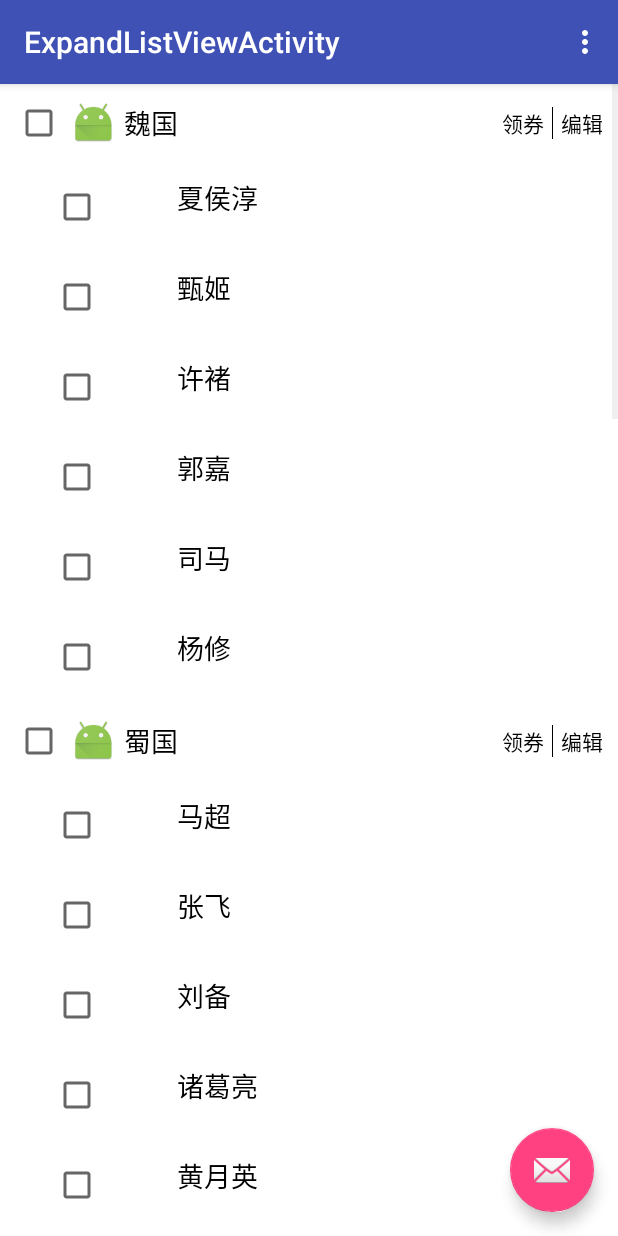
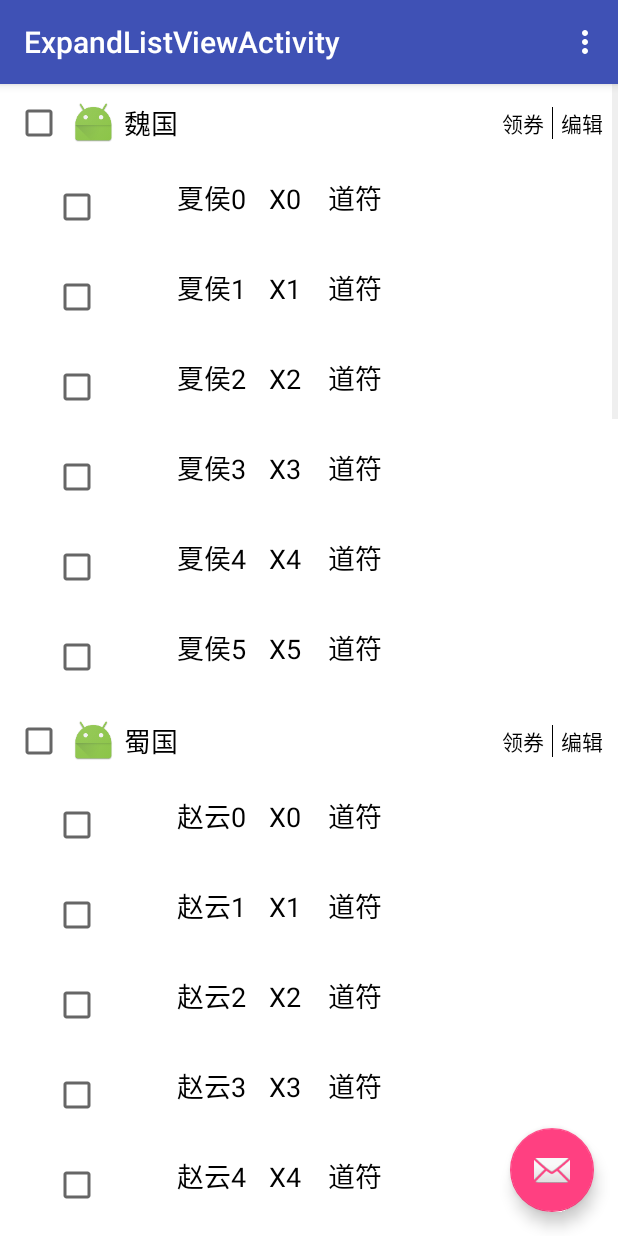
Before and after one commit to 1181631922/Nested, an Android app: the ExpandListViewActivity screen opened directly, with no data from a screen before it, on a phone screen of 412 x 824 dp. Run offline under Robolectric (Android 15) with nearby library versions, the phone set to English and light mode, and no system bars; libraries missing offline, so code that uses them is left out: com.facebook.drawee; plain views replace SimpleDraweeView; pictures from the network do not load; 3 statements that could not run were skipped.

Commit message:
类似淘宝购物车，完成layout操作

```diff
--- /dev/null
+++ b/app/src/main/java/com/fanyafeng/nested/ExpandListView/ChildItemBean.java
@@ -0,0 +1,74 @@
+package com.fanyafeng.nested.ExpandListView;
+
+import android.os.Parcel;
+import android.os.Parcelable;
+
+/**
+ * Created by fanyafeng on 2016/2/23,0023.
+ */
+public class ChildItemBean implements Parcelable,Comparable{
+    private int count;
+    private String name;
+
+    public ChildItemBean(int count, String name) {
+        this.count = count;
+        this.name = name;
+    }
+
+    public int getCount() {
+        return count;
+    }
+
+    public void setCount(int count) {
+        this.count = count;
+    }
+
+    public String getName() {
+        return name;
+    }
+
+    public void setName(String name) {
+        this.name = name;
+    }
+
+    @Override
+    public String toString() {
+        return "ChildItemBean{" +
+                "count=" + count +
+                ", name='" + name + '\'' +
+                '}';
+    }
+
+    @Override
+    public int compareTo(Object another) {
+        return 0;
+    }
+
+    @Override
+    public int describeContents() {
+        return 0;
+    }
+
+    @Override
+    public void writeToParcel(Parcel dest, int flags) {
+        dest.writeInt(count);
+        dest.writeString(name);
+    }
+
+    protected ChildItemBean(Parcel in) {
+        count = in.readInt();
+        name = in.readString();
+    }
+
+    public static final Creator<ChildItemBean> CREATOR = new Creator<ChildItemBean>() {
+        @Override
+        public ChildItemBean createFromParcel(Parcel in) {
+            return new ChildItemBean(in);
+        }
+
+        @Override
+        public ChildItemBean[] newArray(int size) {
+            return new ChildItemBean[size];
+        }
+    };
+}
--- a/app/src/main/java/com/fanyafeng/nested/ExpandListView/ExpandAdapter.java
+++ b/app/src/main/java/com/fanyafeng/nested/ExpandListView/ExpandAdapter.java
@@ -8,6 +8,8 @@ import android.view.LayoutInflater;
 import android.view.View;
 import android.view.ViewGroup;
 import android.widget.BaseExpandableListAdapter;
+import android.widget.Button;
+import android.widget.EditText;
 import android.widget.LinearLayout;
 import android.widget.TextView;
 import android.widget.Toast;
@@ -15,6 +17,7 @@ import android.widget.Toast;
 import com.facebook.drawee.view.SimpleDraweeView;
 import com.fanyafeng.nested.R;
 
+import java.util.ArrayList;
 import java.util.List;
 
 /**
@@ -25,9 +28,18 @@ public class ExpandAdapter extends BaseExpandableListAdapter {
     private Context context;
     private List<ExpandBean> expandBeanList;
 
+    private GroupHolder groupHolder;
+    private ChildHolder childHolder;
+
+    private List<String> stringList;
+
     public ExpandAdapter(Context context, List<ExpandBean> expandBeanList) {
         this.context = context;
         this.expandBeanList = expandBeanList;
+        stringList = new ArrayList<>();
+        for (int i = 0; i < expandBeanList.size(); i++) {
+            stringList.add(i, "编辑");
+        }
     }
 
     @Override
@@ -71,12 +83,11 @@ public class ExpandAdapter extends BaseExpandableListAdapter {
     }
 
     @Override
-    public View getGroupView(final int groupPosition, boolean isExpanded, View convertView, ViewGroup parent) {
-
-        GroupHolder groupHolder = null;
+    public View getGroupView(int groupPosition, boolean isExpanded, View convertView, ViewGroup parent) {
+//        GroupHolder groupHolder = null;
         if (convertView == null) {
             convertView = LayoutInflater.from(context).inflate(R.layout.layout_parent_expand, null);
-            groupHolder=new GroupHolder();
+            groupHolder = new GroupHolder();
             groupHolder.tv_expand_name = (TextView) convertView.findViewById(R.id.tv_expand_name);
             groupHolder.tv_expand_edit = (TextView) convertView.findViewById(R.id.tv_expand_edit);
             convertView.setTag(groupHolder);
@@ -85,32 +96,88 @@ public class ExpandAdapter extends BaseExpandableListAdapter {
         }
 
         groupHolder.tv_expand_name.setText(getGroup(groupPosition).toString());
+        groupHolder.tv_expand_edit.setText(stringList.get(groupPosition));
+        groupHolder.tv_expand_edit.setOnClickListener(new GroupViewClick(groupPosition));
         return convertView;
+    }
+
+    class GroupViewClick implements View.OnClickListener {
+        private int groupPosition;
+
+        public GroupViewClick(int groupPosition) {
+            this.groupPosition = groupPosition;
+        }
+
+        @Override
+        public void onClick(View v) {
+            int groupId = v.getId();
+            if (groupId == groupHolder.tv_expand_edit.getId()) {
+//                Toast.makeText(context, "点击的position：" + groupPosition, Toast.LENGTH_SHORT).show();
+//                groupHolder.tv_expand_edit.setText("点击");
+                if (stringList.get(groupPosition).equals("编辑")) {
+                    stringList.set(groupPosition, "完成");
+                } else {
+                    stringList.set(groupPosition, "编辑");
+                }
+                notifyDataSetChanged();
+            }
+        }
     }
 
     class ChildHolder {
         TextView tv_expand_child_name;
+        TextView tv_done_edit;
         SimpleDraweeView iv_expand_child_icon;
+        LinearLayout layout_is_edit;
+        Button btn_count_reduce;
+        EditText content_fu_count;
+        Button btn_count_add;
     }
 
     @Override
-    public View getChildView(final int groupPosition, final int childPosition, boolean isLastChild, View convertView, ViewGroup parent) {
-        ChildHolder childHolder = null;
+    public View getChildView(int groupPosition, int childPosition, boolean isLastChild, View convertView, ViewGroup parent) {
+//        ChildHolder childHolder = null;
         if (convertView == null) {
             convertView = LayoutInflater.from(context).inflate(R.layout.layout_child_expand, null);
-            childHolder=new ChildHolder();
+            childHolder = new ChildHolder();
             childHolder.tv_expand_child_name = (TextView) convertView.findViewById(R.id.tv_expand_child_name);
+            childHolder.tv_done_edit = (TextView) convertView.findViewById(R.id.tv_done_edit);
             childHolder.iv_expand_child_icon = (SimpleDraweeView) convertView.findViewById(R.id.iv_expand_child_icon);
+            childHolder.layout_is_edit = (LinearLayout) convertView.findViewById(R.id.layout_is_edit);
+            childHolder.btn_count_reduce = (Button) convertView.findViewById(R.id.btn_count_reduce);
+            childHolder.content_fu_count = (EditText) convertView.findViewById(R.id.content_fu_count);
+            childHolder.btn_count_add = (Button) convertView.findViewById(R.id.btn_count_add);
+
             convertView.setTag(childHolder);
         } else {
             childHolder = (ChildHolder) convertView.getTag();
         }
-
-        childHolder.tv_expand_child_name.setText(getChild(groupPosition, childPosition).toString());
+        if (stringList.get(groupPosition).equals("完成")) {
+            childHolder.tv_done_edit.setVisibility(View.GONE);
+            childHolder.layout_is_edit.setVisibility(View.VISIBLE);
+        } else {
+            childHolder.tv_done_edit.setVisibility(View.VISIBLE);
+            childHolder.layout_is_edit.setVisibility(View.GONE);
+        }
+        final ChildItemBean childItemBean = (ChildItemBean) getChild(groupPosition, childPosition);
+        childHolder.tv_expand_child_name.setText(childItemBean.getName());
+        childHolder.tv_done_edit.setText("X" + childItemBean.getCount() + "　道符");
+        childHolder.content_fu_count.setText(String.valueOf(childItemBean.getCount()));
         childHolder.iv_expand_child_icon.setImageURI(Uri.parse(imageUri));
+        childHolder.btn_count_add.setOnClickListener(new View.OnClickListener() {
+            @Override
+            public void onClick(View v) {
+                int mycount = Integer.parseInt(childHolder.content_fu_count.getText().toString().trim());
+                childItemBean.setCount(mycount++);
+                childHolder.content_fu_count.setText(String.valueOf(mycount++));
+                Toast.makeText(context, "符增加按钮被点击" + mycount++, Toast.LENGTH_SHORT).show();
+                notifyDataSetChanged();
+            }
+        });
 
         return convertView;
     }
+
 
     @Override
     public boolean isChildSelectable(int groupPosition, int childPosition) {
--- a/app/src/main/java/com/fanyafeng/nested/ExpandListView/ExpandBean.java
+++ b/app/src/main/java/com/fanyafeng/nested/ExpandListView/ExpandBean.java
@@ -10,9 +10,9 @@ import java.util.List;
  */
 public class ExpandBean implements Comparable,Parcelable{
     private String Group;
-    private List<String> Child;
+    private List<ChildItemBean> Child;
 
-    public ExpandBean(String group, List<String> child) {
+    public ExpandBean(String group, List<ChildItemBean> child) {
         Group = group;
         Child = child;
     }
@@ -25,12 +25,20 @@ public class ExpandBean implements Comparable,Parcelable{
         Group = group;
     }
 
-    public List<String> getChild() {
+    public List<ChildItemBean> getChild() {
         return Child;
     }
 
-    public void setChild(List<String> child) {
+    public void setChild(List<ChildItemBean> child) {
         Child = child;
+    }
+
+    @Override
+    public String toString() {
+        return "ExpandBean{" +
+                "Group='" + Group + '\'' +
+                ", Child=" + Child +
+                '}';
     }
 
 
@@ -47,12 +55,12 @@ public class ExpandBean implements Comparable,Parcelable{
     @Override
     public void writeToParcel(Parcel dest, int flags) {
         dest.writeString(Group);
-        dest.writeStringList(Child);
+        dest.writeTypedList(Child);
     }
 
     protected ExpandBean(Parcel in) {
         Group = in.readString();
-        Child = in.createStringArrayList();
+        Child = in.createTypedArrayList(ChildItemBean.CREATOR);
     }
 
     public static final Creator<ExpandBean> CREATOR = new Creator<ExpandBean>() {
@@ -66,4 +74,5 @@ public class ExpandBean implements Comparable,Parcelable{
             return new ExpandBean[size];
         }
     };
+
 }
--- a/app/src/main/java/com/fanyafeng/nested/ExpandListView/ExpandListViewActivity.java
+++ b/app/src/main/java/com/fanyafeng/nested/ExpandListView/ExpandListViewActivity.java
@@ -69,14 +69,32 @@ public class ExpandListViewActivity extends BaseActivity {
         String[] shu=new String[]{"马超", "张飞", "刘备", "诸葛亮", "黄月英", "赵云", "马谡"};
         String[] wu=new String[]{"吕蒙", "陆逊", "孙权", "周瑜", "孙尚香"};
 
-        ExpandBean expandBean0 = new ExpandBean("魏国", Arrays.asList(wei));
+        List<ChildItemBean> weiChildItemBeanList=new ArrayList<>();
+        for (int i=0;i<6;i++){
+            ChildItemBean childItemBean=new ChildItemBean(i,"夏侯"+i);
+            weiChildItemBeanList.add(i,childItemBean);
+        }
+
+        List<ChildItemBean> shuChildItemBeanList=new ArrayList<>();
+        for (int i=0;i<7;i++){
+            ChildItemBean childItemBean=new ChildItemBean(i,"赵云"+i);
+            shuChildItemBeanList.add(i,childItemBean);
+        }
+
+        List<ChildItemBean> wuChildItemBeanList=new ArrayList<>();
+        for (int i=0;i<5;i++){
+            ChildItemBean childItemBean=new ChildItemBean(i,"周瑜"+i);
+            wuChildItemBeanList.add(i,childItemBean);
+        }
+
+        ExpandBean expandBean0 = new ExpandBean("魏国", weiChildItemBeanList);
         expandBeanList.add(0,expandBean0);
-        ExpandBean expandBean1=new ExpandBean("蜀国",Arrays.asList(shu));
+        ExpandBean expandBean1=new ExpandBean("蜀国",shuChildItemBeanList);
         expandBeanList.add(1,expandBean1);
-        ExpandBean expandBean2=new ExpandBean("吴国",Arrays.asList(wu));
+        ExpandBean expandBean2=new ExpandBean("吴国",wuChildItemBeanList);
         expandBeanList.add(2,expandBean2);
         for (int i=0;i<4;i++){
-            ExpandBean expandBean3=new ExpandBean("吴国",Arrays.asList(wu));
+            ExpandBean expandBean3=new ExpandBean("吴国",wuChildItemBeanList);
             expandBeanList.add(expandBean3);
         }
 
@@ -190,7 +208,7 @@ public class ExpandListViewActivity extends BaseActivity {
             TextView line = new TextView(ExpandListViewActivity.this);
             SimpleDraweeView iv_expand_child_icon = (SimpleDraweeView) view.findViewById(R.id.iv_expand_child_icon);
             iv_expand_child_icon.setImageURI(Uri.parse(imageUri));
-            TextView tv_is_edit = (TextView) view.findViewById(R.id.tv_is_edit);
+            TextView tv_is_edit = (TextView) view.findViewById(R.id.tv_done_edit);
 
             linearLayout.addView(view, params);
             line.setTextColor(Color.BLACK);
--- a/app/src/main/res/layout/layout_child_expand.xml
+++ b/app/src/main/res/layout/layout_child_expand.xml
@@ -28,20 +28,58 @@
         android:layout_height="wrap_content"
         android:layout_centerVertical="true"
         android:gravity="center_vertical"
-        android:text="某某某旗舰店"
+        android:text="旗舰店"
         android:textColor="@android:color/black"
         android:textSize="18dp" />
 
     <TextView
-        android:id="@+id/tv_is_edit"
+        android:id="@+id/tv_done_edit"
         android:layout_width="wrap_content"
         android:layout_height="wrap_content"
         android:layout_centerVertical="true"
+        android:layout_marginLeft="15dp"
         android:gravity="center_vertical"
-        android:layout_marginLeft="15dp"
-        android:text="编辑状态"
-        android:visibility="gone"
+        android:text="x1　道符"
         android:textColor="@android:color/black"
-        android:textSize="18dp"/>
+        android:textSize="18dp" />
+
+    <LinearLayout
+        android:id="@+id/layout_is_edit"
+        android:layout_width="wrap_content"
+        android:layout_height="30dp"
+        android:gravity="center_vertical"
+        android:orientation="horizontal"
+        android:visibility="gone">
+
+        <Button
+            android:id="@+id/btn_count_reduce"
+            android:layout_width="30dp"
+            android:layout_height="30dp"
+            android:layout_marginLeft="8dp"
+            android:background="#9F897E"
+            android:text="—"
+            android:textColor="@android:color/white" />
+
+
+        <EditText
+            android:id="@+id/content_fu_count"
+            android:layout_width="60dp"
+            android:layout_height="30dp"
+            android:background="#E5DED8"
+            android:digits="0123456789"
+            android:gravity="center_vertical|center_horizontal"
+            android:inputType="number"
+            android:longClickable="false"
+            android:maxLength="2"
+            android:text="1" />
+
+        <Button
+            android:id="@+id/btn_count_add"
+            android:layout_width="30dp"
+            android:layout_height="30dp"
+            android:background="#9F897E"
+            android:text="+"
+            android:textColor="@android:color/white" />
+    </LinearLayout>
 
 </LinearLayout>
```
